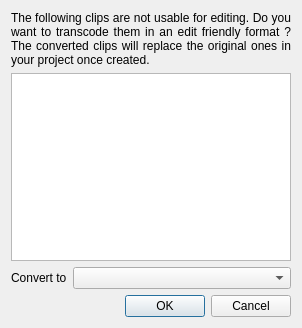
First picture: the form in src/ui/transcodeseekable_ui.ui, repository KDE/kdenlive, before the edit.
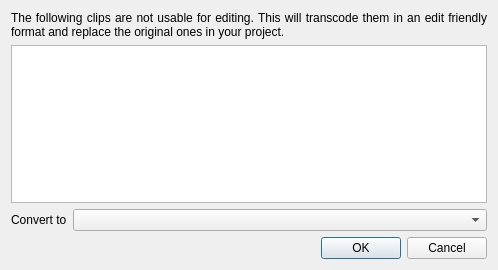
Second picture: the form after the edit.

Commit message: Automatically offer to transcode variable frame rate clips

```diff
--- a/src/ui/transcodeseekable_ui.ui
+++ b/src/ui/transcodeseekable_ui.ui
@@ -6,8 +6,8 @@
    <rect>
     <x>0</x>
     <y>0</y>
-    <width>302</width>
-    <height>328</height>
+    <width>498</width>
+    <height>270</height>
    </rect>
   </property>
   <property name="windowTitle">
@@ -17,7 +17,7 @@
    <item row="0" column="0" colspan="2">
     <widget class="QLabel" name="label">
      <property name="text">
-      <string>The following clips are not usable for editing. Do you want to transcode them in an edit friendly format ? The converted clips will replace the original ones in your project once created.</string>
+      <string>The following clips are not usable for editing. This will transcode them in an edit friendly format and replace the original ones in your project.</string>
      </property>
      <property name="alignment">
       <set>Qt::AlignJustify|Qt::AlignVCenter</set>
```
The commit also changes 11 other files.
